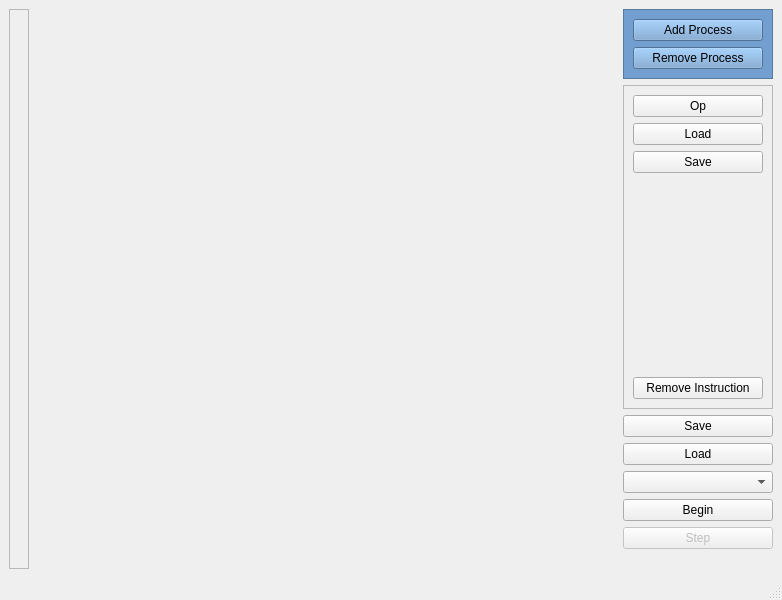
Old version of the form simulator/OSProcessSim/mainwindow.ui in the repository Kastautor/OSProcessSim.
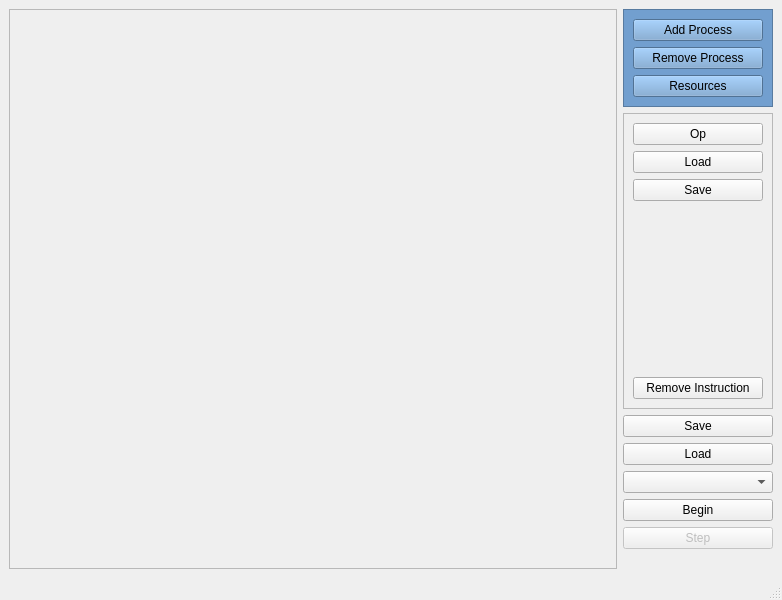
New version of the form.

```diff
--- a/simulator/OSProcessSim/mainwindow.ui
+++ b/simulator/OSProcessSim/mainwindow.ui
@@ -16,29 +16,22 @@
   <widget class="QWidget" name="mainWidget">
    <layout class="QHBoxLayout" name="horizontalLayout">
     <item>
-     <widget class="QFrame" name="programsArea">
-      <property name="frameShape">
-       <enum>QFrame::StyledPanel</enum>
+     <widget class="QScrollArea" name="scrollArea">
+      <property name="widgetResizable">
+       <bool>true</bool>
       </property>
-      <property name="frameShadow">
-       <enum>QFrame::Raised</enum>
-      </property>
-      <layout class="QHBoxLayout" name="horizontalLayout_2"/>
+      <widget class="QWidget" name="programsArea">
+       <property name="geometry">
+        <rect>
+         <x>0</x>
+         <y>0</y>
+         <width>604</width>
+         <height>536</height>
+        </rect>
+       </property>
+      </widget>
      </widget>
     </item>
-    <item>
-     <spacer name="horizontalSpacer">
-      <property name="orientation">
-       <enum>Qt::Horizontal</enum>
-      </property>
-      <property name="sizeHint" stdset="0">
-       <size>
-        <width>40</width>
-        <height>20</height>
-       </size>
-      </property>
-     </spacer>
-    </item>
     <item>
      <layout class="QVBoxLayout" name="upperLayout">
       <item>
@@ -85,6 +78,13 @@
            </property>
           </widget>
          </item>
+         <item>
+          <widget class="QPushButton" name="resourcesButton">
+           <property name="text">
+            <string>Resources</string>
+           </property>
+          </widget>
+         </item>
         </layout>
        </widget>
       </item>
```
